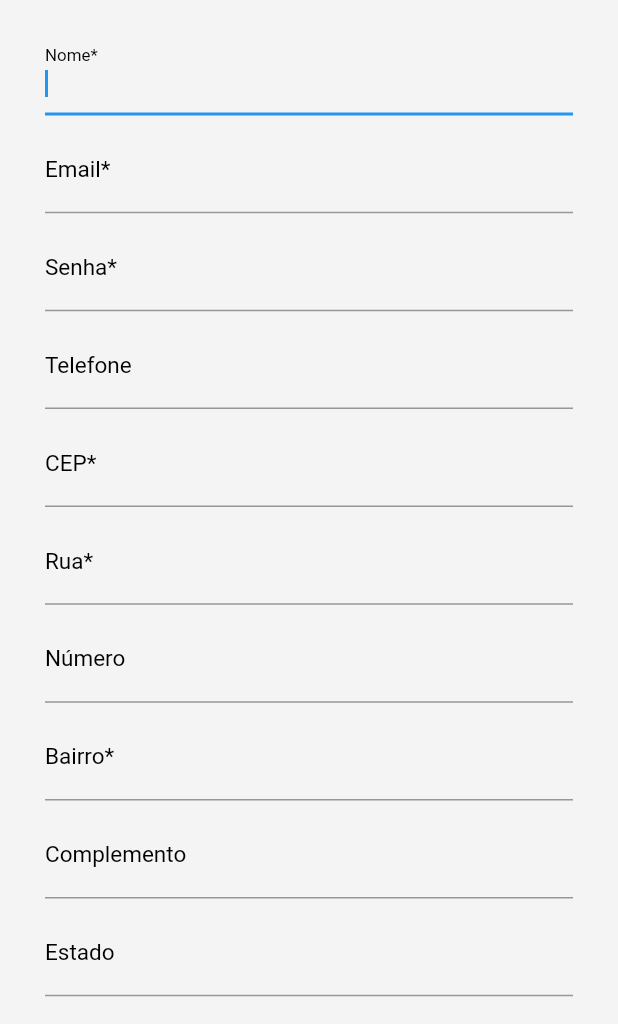
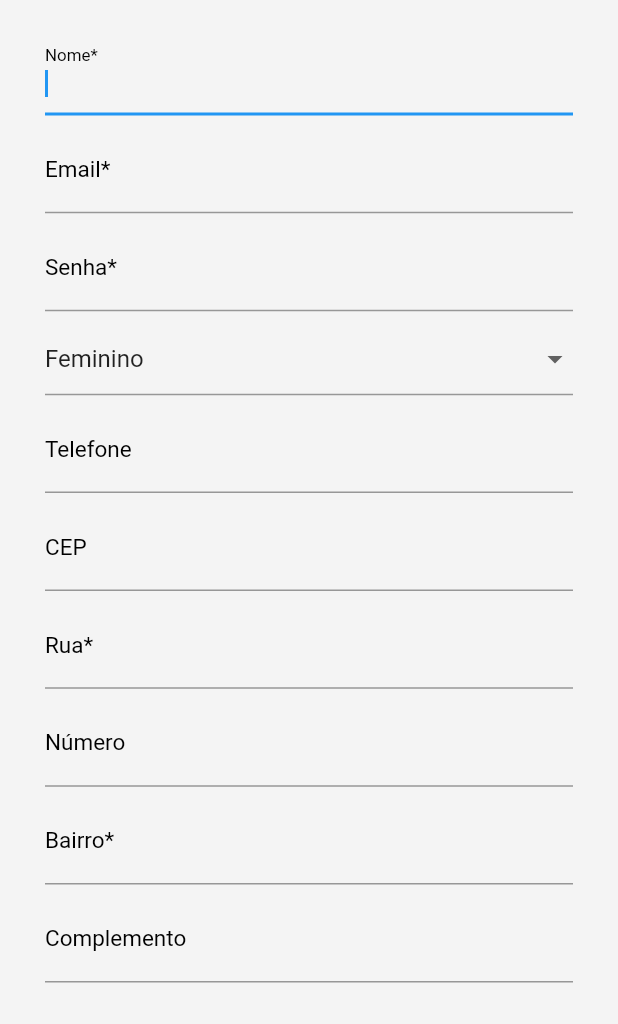
Before and after one commit to marianaalucena/ClubeWinx_frontend, a Flutter app: the screen it shows after launch, on a phone screen of 412 x 824 dp, the part 212-1236 px from its top. Run offline on Flutter 3.47's test engine with Material 2 defaults, Android fonts, the phone set to English and light mode, and no system bars.

```diff
--- a/homemate/lib/RegisterPage.dart
+++ b/homemate/lib/RegisterPage.dart
@@ -78,17 +78,58 @@ class _RegisterPageState extends State<RegisterPage> {
 }
 
   String _validatePhoneNumber(String phoneNumber) {
-    Pattern phoneNumberPattern = r'^\s*(\d{2}|\d{0})[-. ]?(\d{5}|\d{4})[-. ]?(\d{4})\s*$';
+    Pattern phoneNumberPattern = r'(^(\d{2}|\d{0})[-. ]?(\d{5}|\d{4})[-. ]?(\d{4})$)';
     RegExp regex = new RegExp(phoneNumberPattern);
     String validateMessage = null;
 
-    if(!regex.hasMatch(phoneNumberPattern)){
+    if(!regex.hasMatch(phoneNumber) && phoneNumber.length > 0){
       validateMessage = "Valor inválido.";
     }
 
     return validateMessage;
   }
 
+  String _validateCep(String cep) {
+    Pattern cepPattern = r'(^(\d{5})[-](\d{3})$)?';
+    RegExp regex = new RegExp(cepPattern);
+    String validateMessage = null;
+
+     if(!regex.hasMatch(cep)) {
+      validateMessage = "Valor inválido.";
+     }
+
+    return validateMessage;
+  }
+
+  String _validateStreetAdress(String streetAdress) {
+    Pattern streetAdressPattern = r"^[a-zA-Z ,.'-]+$";
+    RegExp regex = new RegExp(streetAdressPattern);
+    String validateMessage = null;
+
+    if (streetAdress.length == 0) {
+      validateMessage = "Este campo precisa ser preenchido.";
+
+    } else if (streetAdress.length < 3) {
+      validateMessage = "O nome da Rua precisa ser maior que 2 caracteres.";
+
+    } else if (!regex.hasMatch(streetAdress)) {
+      validateMessage = "Valor inválido.";
+    }
+
+    return validateMessage;
+  }
+
+  String _validateNumberAdress(String numberAdress) {
+    Pattern numberAdressPattern = r'(^[0-9]*$)';
+    RegExp regex = new RegExp(numberAdressPattern);
+    String validateMessage = null;
+
+    if(!regex.hasMatch(numberAdress)) {
+      validateMessage = "Valor inválido.";
+    }
+
+    return validateMessage;
+  }
   void _validateInputs() {
     if(_formKey.currentState.validate()) {
       _formKey.currentState.save();
@@ -165,9 +206,6 @@ class _RegisterPageState extends State<RegisterPage> {
           child: TextFormField(
             controller: _nameController,
             validator: _validateName,
-            onSaved: (name){
-              _nameController = name as TextEditingController;
-            },
             autofocus: true,
             keyboardType: TextInputType.text,
             style: TextStyle(color: Color.fromRGBO(105, 131, 170, 2), fontSize: 15),
@@ -179,9 +217,6 @@ class _RegisterPageState extends State<RegisterPage> {
           child: TextFormField(
             controller: _emailController,
             validator: _validateEmail,
-            onSaved: (email) {
-              _emailController = email as TextEditingController;
-            },
             autofocus: true,
             keyboardType: TextInputType.emailAddress,
             style: TextStyle(color: Color.fromRGBO(105, 131, 170, 2), fontSize: 15),
@@ -194,9 +229,6 @@ class _RegisterPageState extends State<RegisterPage> {
           child: TextFormField(
             controller: _passwordController,
             validator: _validatePassword,
-            onSaved: (password) {
-              _passwordController = password as TextEditingController;
-            },
             autofocus: true,
             obscureText: true,
             keyboardType: TextInputType.visiblePassword,
@@ -206,12 +238,26 @@ class _RegisterPageState extends State<RegisterPage> {
         ),
         Padding(
           padding: const EdgeInsets.only(bottom: 8.0),
+          child: DropdownButtonFormField(
+            items: [
+              DropdownMenuItem<String>(
+                child: Text("Feminino"),
+              ),
+              DropdownMenuItem<String>(
+                child: Text("Masculino"),
+              )
+            ],
+
+            onChanged: (valor) async {
+             value: valor;
+            },
+          )
+        ),
+        Padding(
+          padding: const EdgeInsets.only(bottom: 8.0),
           child: TextFormField(
             controller: _phoneNumberController,
             validator: _validatePhoneNumber,
-            onSaved: (phoneNumber){
-              _phoneNumberController = phoneNumber as TextEditingController;
-            },
             autofocus: true,
             keyboardType: TextInputType.phone,
             style: TextStyle(color: Color.fromRGBO(105, 131, 170, 2), fontSize: 15),
@@ -220,48 +266,42 @@ class _RegisterPageState extends State<RegisterPage> {
         ),
         Padding(
           padding: const EdgeInsets.only(bottom: 8.0),
-          child: TextField(
+          child: TextFormField(
+            controller: _cepController,
+            validator: _validateCep,
             autofocus: true,
-            keyboardType: TextInputType.visiblePassword,
-            style: TextStyle(
-                color: Color.fromRGBO(105, 131, 170, 2), fontSize: 15),
-            decoration: InputDecoration(
-              labelText: "CEP*",
-              labelStyle: TextStyle(color: Colors.black),
-            ),
+            keyboardType: TextInputType.numberWithOptions(signed:true),
+            style: TextStyle(color: Color.fromRGBO(105, 131, 170, 2), fontSize: 15),
+            decoration: InputDecoration(labelText: "CEP",labelStyle: TextStyle(color: Colors.black),),
+          ),
+        ),
+        Padding(
+          padding: const EdgeInsets.only(bottom: 8.0),
+          child: TextFormField(
+            controller: _streetAdresstController,
+            validator: _validateStreetAdress,
+            autofocus: true,
+            keyboardType: TextInputType.text,
+            style: TextStyle(color: Color.fromRGBO(105, 131, 170, 2), fontSize: 15),
+            decoration: InputDecoration(labelText: "Rua*", labelStyle: TextStyle(color: Colors.black),),
+          ),
+        ),
+        Padding(
+          padding: const EdgeInsets.only(bottom: 8.0),
+          child: TextFormField(
+            controller: _numberAdressController,
+            validator: _validateNumberAdress,
+            autofocus: true,
+            keyboardType: TextInputType.number,
+            style: TextStyle(color: Color.fromRGBO(105, 131, 170, 2), fontSize: 15),
+            decoration: InputDecoration(labelText: "Número", labelStyle: TextStyle(color: Colors.black),),
           ),
         ),
         Padding(
           padding: const EdgeInsets.only(bottom: 8.0),
           child: TextField(
             autofocus: true,
-            keyboardType: TextInputType.visiblePassword,
-            style: TextStyle(
-                color: Color.fromRGBO(105, 131, 170, 2), fontSize: 15),
-            decoration: InputDecoration(
-              labelText: "Rua*",
-              labelStyle: TextStyle(color: Colors.black),
-            ),
-          ),
-        ),
-        Padding(
-          padding: const EdgeInsets.only(bottom: 8.0),
-          child: TextField(
-            autofocus: true,
-            keyboardType: TextInputType.visiblePassword,
-            style: TextStyle(
-                color: Color.fromRGBO(105, 131, 170, 2), fontSize: 15),
-            decoration: InputDecoration(
-              labelText: "Número",
-              labelStyle: TextStyle(color: Colors.black),
-            ),
-          ),
-        ),
-        Padding(
-          padding: const EdgeInsets.only(bottom: 8.0),
-          child: TextField(
-            autofocus: true,
-            keyboardType: TextInputType.visiblePassword,
+            keyboardType: TextInputType.text,
             style: TextStyle(
                 color: Color.fromRGBO(105, 131, 170, 2), fontSize: 15),
             decoration: InputDecoration(
@@ -274,7 +314,7 @@ class _RegisterPageState extends State<RegisterPage> {
           padding: const EdgeInsets.only(bottom: 8.0),
           child: TextField(
             autofocus: true,
-            keyboardType: TextInputType.visiblePassword,
+            keyboardType: TextInputType.text,
             style: TextStyle(
                 color: Color.fromRGBO(105, 131, 170, 2), fontSize: 15),
             decoration: InputDecoration(
@@ -287,24 +327,11 @@ class _RegisterPageState extends State<RegisterPage> {
           padding: const EdgeInsets.only(bottom: 8.0),
           child: TextField(
             autofocus: true,
-            keyboardType: TextInputType.visiblePassword,
+            keyboardType: TextInputType.text,
             style: TextStyle(
                 color: Color.fromRGBO(105, 131, 170, 2), fontSize: 15),
             decoration: InputDecoration(
-              labelText: "Estado",
-              labelStyle: TextStyle(color: Colors.black),
-            ),
-          ),
-        ),
-        Padding(
-          padding: const EdgeInsets.only(bottom: 8.0),
-          child: TextField(
-            autofocus: true,
-            keyboardType: TextInputType.visiblePassword,
-            style: TextStyle(
-                color: Color.fromRGBO(105, 131, 170, 2), fontSize: 15),
-            decoration: InputDecoration(
-              labelText: "Cidade",
+              labelText: "Cidade*",
               labelStyle: TextStyle(color: Colors.black),
             ),
           ),
```
